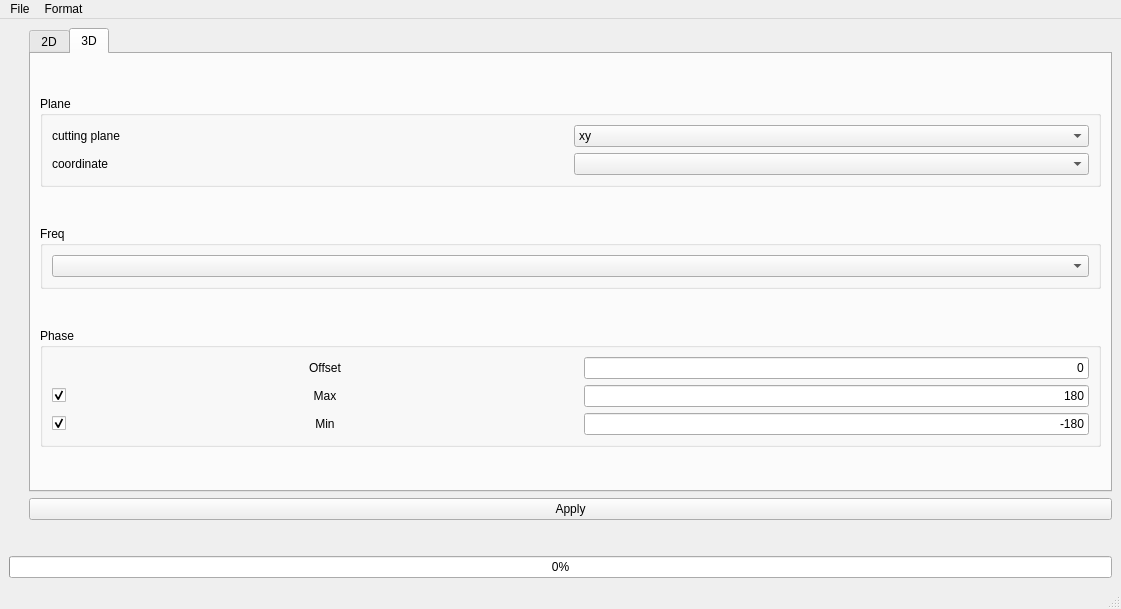
Above: ui/main_window.ui from yn4k4nishi/aemwel_viewer before the change. Below: the same form after it.
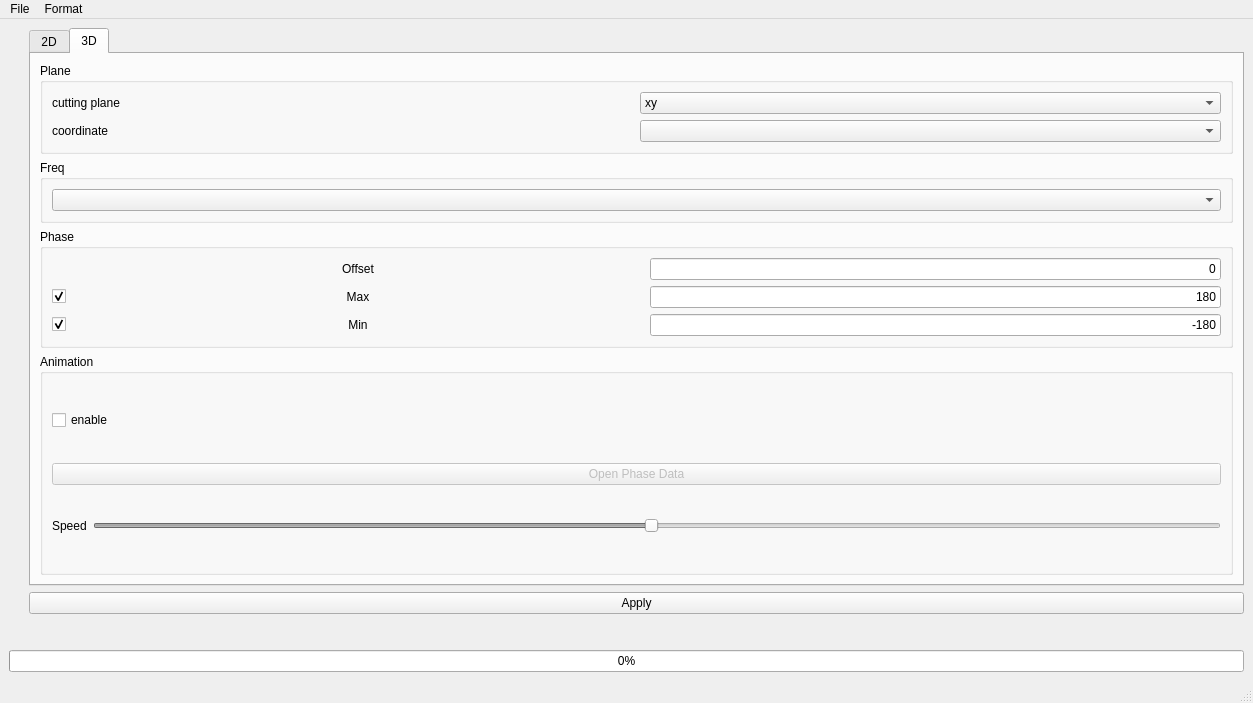
That is the form after the change.

Commit message: :sparkles: Feature : animation ui

```diff
--- a/ui/main_window.ui
+++ b/ui/main_window.ui
@@ -6,10 +6,16 @@
    <rect>
     <x>0</x>
     <y>0</y>
-    <width>1121</width>
-    <height>609</height>
+    <width>1253</width>
+    <height>703</height>
    </rect>
   </property>
+  <property name="sizePolicy">
+   <sizepolicy hsizetype="Preferred" vsizetype="Maximum">
+    <horstretch>0</horstretch>
+    <verstretch>0</verstretch>
+   </sizepolicy>
+  </property>
   <property name="windowTitle">
    <string>AEMWEL Viewer</string>
   </property>
@@ -324,6 +330,56 @@
               </layout>
              </widget>
             </item>
+            <item>
+             <widget class="QGroupBox" name="groupBox_6">
+              <property name="title">
+               <string>Animation</string>
+              </property>
+              <layout class="QVBoxLayout" name="verticalLayout_9">
+               <item>
+                <widget class="QCheckBox" name="checkBox_ani">
+                 <property name="text">
+                  <string>enable</string>
+                 </property>
+                </widget>
+               </item>
+               <item>
+                <widget class="QPushButton" name="pushButton_openPhaseData">
+                 <property name="enabled">
+                  <bool>false</bool>
+                 </property>
+                 <property name="text">
+                  <string>Open Phase Data</string>
+                 </property>
+                </widget>
+               </item>
+               <item>
+                <layout class="QHBoxLayout" name="horizontalLayout">
+                 <item>
+                  <widget class="QLabel" name="label_5">
+                   <property name="text">
+                    <string>Speed</string>
+                   </property>
+                  </widget>
+                 </item>
+                 <item>
+                  <widget class="QSlider" name="horizontalSlider_speed">
+                   <property name="enabled">
+                    <bool>false</bool>
+                   </property>
+                   <property name="sliderPosition">
+                    <number>49</number>
+                   </property>
+                   <property name="orientation">
+                    <enum>Qt::Horizontal</enum>
+                   </property>
+                  </widget>
+                 </item>
+                </layout>
+               </item>
+              </layout>
+             </widget>
+            </item>
            </layout>
           </widget>
          </widget>
@@ -360,7 +416,7 @@
     <rect>
      <x>0</x>
      <y>0</y>
-     <width>1121</width>
+     <width>1253</width>
      <height>22</height>
     </rect>
    </property>
```
The commit also changes 1 other file.
